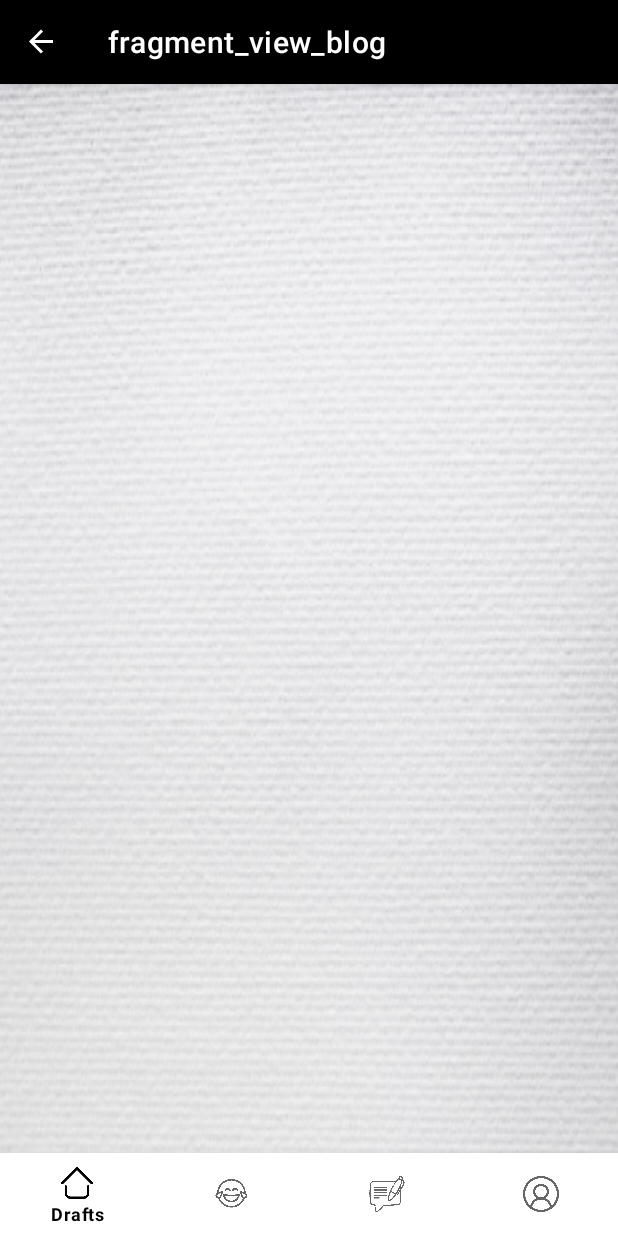
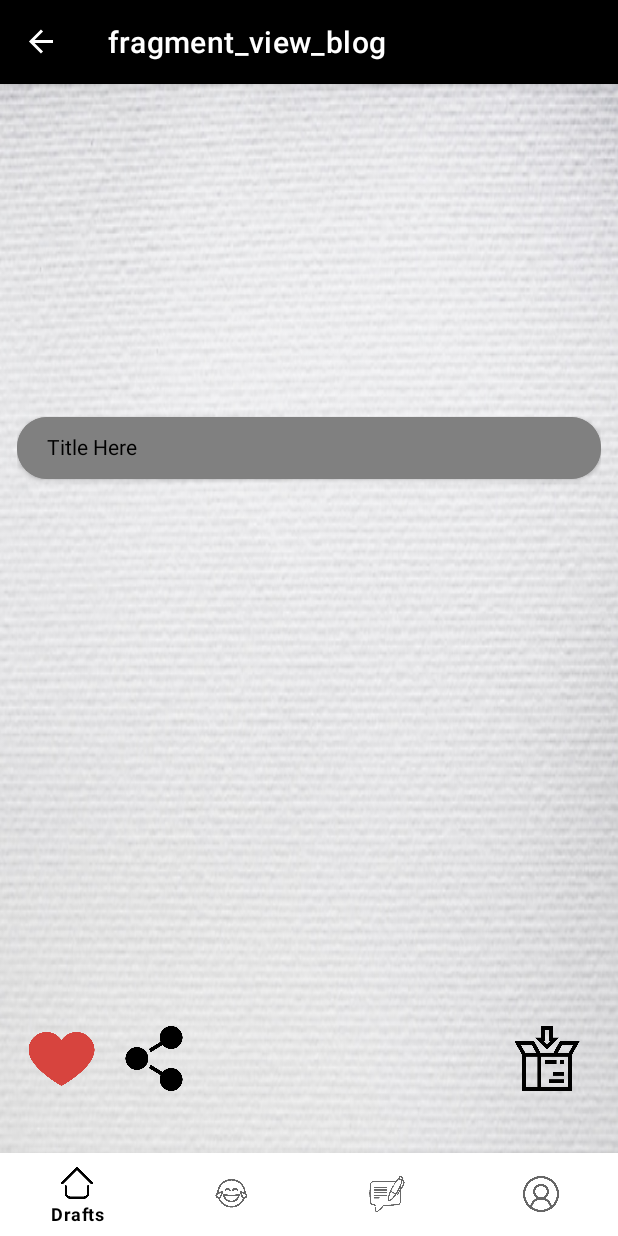
Before and after one commit to sanyam12/StreamOfThought, an Android app: the ViewBlogFragment screen opened through its navigation route, on a phone screen of 412 x 824 dp. Run offline under Robolectric (Android 15) with nearby library versions, the phone set to English and light mode, and no system bars; our stand-ins replace navigation-ui; 1 statement that could not run was skipped.

Commit message:
scroll initial 2

```diff
--- a/app/src/main/res/layout/fragment_view_blog.xml
+++ b/app/src/main/res/layout/fragment_view_blog.xml
@@ -5,57 +5,13 @@
     android:layout_width="match_parent"
     android:layout_height="match_parent"
     android:background="@drawable/whitebackground"
-    tools:context=".ui.blog.ViewBlogFragment"
-    android:paddingBottom="55dp">
-
-
-<!--    <ImageButton-->
-<!--        android:id="@+id/imageButton9"-->
-<!--        android:layout_width="38dp"-->
-<!--        android:layout_height="38dp"-->
-<!--        android:background="@drawable/round_oval"-->
-<!--        android:scaleType="fitCenter"-->
-<!--        android:src="@drawable/share"-->
-<!--        app:layout_constraintBottom_toBottomOf="parent"-->
-<!--        app:layout_constraintEnd_toStartOf="@+id/imageButton2"-->
-<!--        app:layout_constraintHorizontal_bias="0.042"-->
-<!--        app:layout_constraintStart_toEndOf="@+id/imageButton"-->
-<!--        app:layout_constraintTop_toBottomOf="@+id/textView9"-->
-<!--        app:layout_constraintVertical_bias="0.25" />-->
-
-<!--    <ImageButton-->
-<!--        android:id="@+id/imageButton"-->
-<!--        android:layout_width="38dp"-->
-<!--        android:layout_height="38dp"-->
-<!--        android:background="@drawable/round_oval"-->
-<!--        android:scaleType="fitCenter"-->
-<!--        android:src="@drawable/like"-->
-<!--        app:layout_constraintBottom_toBottomOf="parent"-->
-<!--        app:layout_constraintEnd_toEndOf="parent"-->
-<!--        app:layout_constraintHorizontal_bias="0.045"-->
-<!--        app:layout_constraintStart_toStartOf="parent"-->
-<!--        app:layout_constraintTop_toBottomOf="@+id/textView9"-->
-<!--        app:layout_constraintVertical_bias="0.25" />-->
-
-<!--    <ImageButton-->
-<!--        android:id="@+id/imageButton2"-->
-<!--        android:layout_width="38dp"-->
-<!--        android:layout_height="38dp"-->
-<!--        android:background="@drawable/round_oval"-->
-<!--        android:scaleType="fitCenter"-->
-<!--        android:src="@drawable/img"-->
-<!--        app:layout_constraintBottom_toBottomOf="parent"-->
-<!--        app:layout_constraintEnd_toEndOf="parent"-->
-<!--        app:layout_constraintHorizontal_bias="0.865"-->
-<!--        app:layout_constraintStart_toEndOf="@+id/imageButton"-->
-<!--        app:layout_constraintTop_toBottomOf="@+id/textView9"-->
-<!--        app:layout_constraintVertical_bias="0.25" />-->
+    tools:context=".ui.blog.ViewBlogFragment">
 
 
     <ScrollView
         android:id="@+id/scrollView2"
         android:layout_width="389dp"
-        android:layout_height="665dp"
+        android:layout_height="wrap_content"
         android:fillViewport="true"
         app:flow_verticalBias="0.90"
         app:layout_constraintBottom_toBottomOf="parent"
@@ -63,60 +19,98 @@
         app:layout_constraintHorizontal_bias="0.49"
         app:layout_constraintStart_toStartOf="parent"
         app:layout_constraintTop_toTopOf="parent"
-        app:layout_constraintVertical_bias="0.96">
+        app:layout_constraintVertical_bias="0.29000002">
 
-        <androidx.constraintlayout.widget.ConstraintLayout
+        <LinearLayout
             android:layout_width="match_parent"
-            android:layout_height="match_parent"
+            android:layout_height="wrap_content"
             android:orientation="vertical">
 
-<!--            <androidx.cardview.widget.CardView-->
-<!--                android:layout_width="362dp"-->
-<!--                android:layout_height="41dp"-->
-<!--                android:layout_marginTop="24dp"-->
-<!--                android:backgroundTint="@color/grey"-->
-<!--                app:cardCornerRadius="20dp"-->
-<!--                app:layout_constraintEnd_toEndOf="parent"-->
-<!--                app:layout_constraintHorizontal_bias="0.51"-->
-<!--                app:layout_constraintStart_toStartOf="parent"-->
-<!--                app:layout_constraintTop_toTopOf="parent">-->
+            <androidx.cardview.widget.CardView
+                android:layout_width="match_parent"
+                android:layout_height="41dp"
+                android:layout_marginTop="24dp"
+                android:backgroundTint="@color/grey"
+                app:cardCornerRadius="20dp"
+                app:layout_constraintEnd_toEndOf="parent"
+                app:layout_constraintHorizontal_bias="0.51"
+                app:layout_constraintStart_toStartOf="parent"
+                app:layout_constraintTop_toTopOf="parent">
 
-<!--                <androidx.constraintlayout.widget.ConstraintLayout-->
-<!--                    android:layout_width="match_parent"-->
-<!--                    android:layout_height="match_parent"-->
-<!--                    android:background="@color/grey">-->
+                <androidx.constraintlayout.widget.ConstraintLayout
+                    android:layout_width="match_parent"
+                    android:layout_height="match_parent"
+                    android:background="@color/grey">
 
 
-<!--                    <TextView-->
-<!--                        android:id="@+id/textView10"-->
-<!--                        android:layout_width="match_parent"-->
-<!--                        android:layout_height="0dp"-->
-<!--                        android:paddingStart="20dp"-->
-<!--                        android:paddingTop="10dp"-->
-<!--                        android:text="Title Here"-->
-<!--                        android:textColor="@color/black"-->
-<!--                        app:layout_constraintBottom_toBottomOf="parent"-->
-<!--                        app:layout_constraintEnd_toEndOf="parent"-->
-<!--                        app:layout_constraintStart_toStartOf="parent"-->
-<!--                        app:layout_constraintTop_toTopOf="parent" />-->
-<!--                </androidx.constraintlayout.widget.ConstraintLayout>-->
-<!--            </androidx.cardview.widget.CardView>-->
+                    <TextView
+                        android:id="@+id/textView10"
+                        android:layout_width="match_parent"
+                        android:layout_height="0dp"
+                        android:paddingStart="20dp"
+                        android:paddingTop="10dp"
+                        android:text="Title Here"
+                        android:textColor="@color/black"
+                        app:layout_constraintBottom_toBottomOf="parent"
+                        app:layout_constraintEnd_toEndOf="parent"
+                        app:layout_constraintStart_toStartOf="parent"
+                        app:layout_constraintTop_toTopOf="parent" />
+                </androidx.constraintlayout.widget.ConstraintLayout>
+            </androidx.cardview.widget.CardView>
 
             <TextView
                 android:id="@+id/textView9"
                 android:layout_width="match_parent"
-                android:layout_height="match_parent"
+                android:layout_height="wrap_content"
                 app:layout_constraintBottom_toBottomOf="parent"
                 app:layout_constraintEnd_toEndOf="parent"
                 app:layout_constraintStart_toStartOf="parent"
                 app:layout_constraintTop_toTopOf="parent"
                 app:layout_constraintVertical_bias="0.546" />
 
-        </androidx.constraintlayout.widget.ConstraintLayout>
+
+        </LinearLayout>
     </ScrollView>
 
 
+    <ImageButton
+        android:id="@+id/imageButton"
+        android:layout_width="50dp"
+        android:layout_height="44dp"
+        android:layout_marginTop="628dp"
+        android:background="@drawable/round_oval"
+        android:scaleType="fitCenter"
+        android:src="@drawable/like"
+        app:layout_constraintEnd_toEndOf="parent"
+        app:layout_constraintHorizontal_bias="0.044"
+        app:layout_constraintStart_toStartOf="parent"
+        app:layout_constraintTop_toTopOf="parent" />
 
+    <ImageButton
+        android:id="@+id/imageButton9"
+        android:layout_width="44dp"
+        android:layout_height="43dp"
+        android:layout_marginTop="628dp"
+        android:background="@drawable/round_oval"
+        android:scaleType="fitCenter"
+        android:src="@drawable/share"
+        app:layout_constraintEnd_toEndOf="parent"
+        app:layout_constraintHorizontal_bias="0.22"
+        app:layout_constraintStart_toStartOf="parent"
+        app:layout_constraintTop_toTopOf="parent" />
+
+    <ImageButton
+        android:id="@+id/imageButton2"
+        android:layout_width="44dp"
+        android:layout_height="43dp"
+        android:layout_marginTop="628dp"
+        android:background="@drawable/round_oval"
+        android:scaleType="fitCenter"
+        android:src="@drawable/img"
+        app:layout_constraintEnd_toEndOf="parent"
+        app:layout_constraintHorizontal_bias="0.931"
+        app:layout_constraintStart_toStartOf="parent"
+        app:layout_constraintTop_toTopOf="parent" />
 
 
 </androidx.constraintlayout.widget.ConstraintLayout>
```
